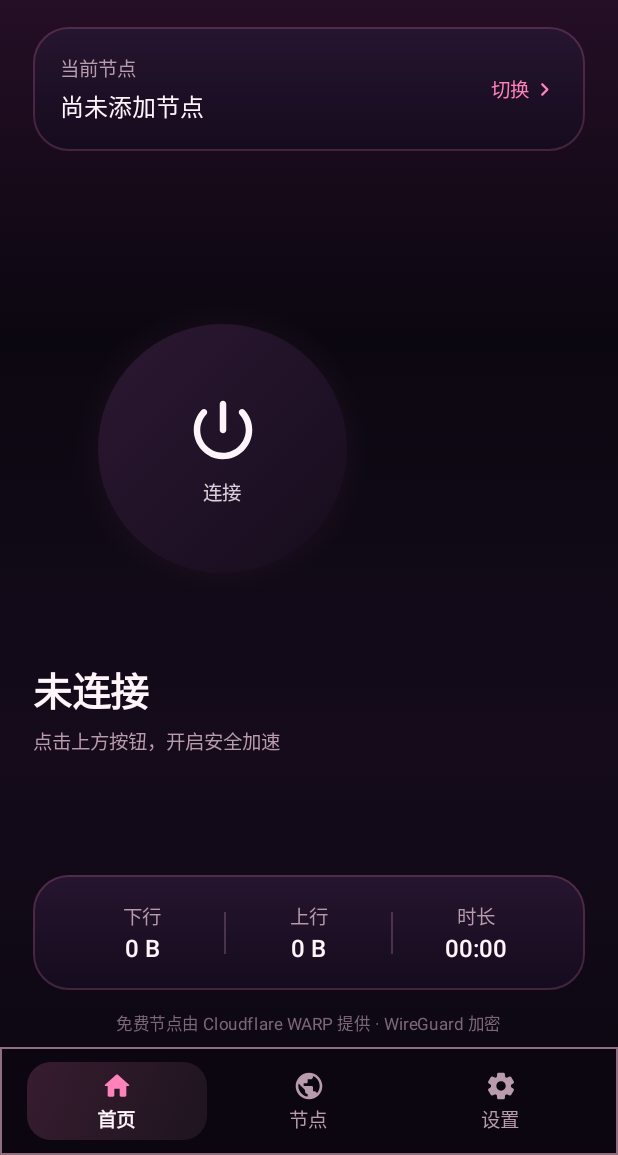
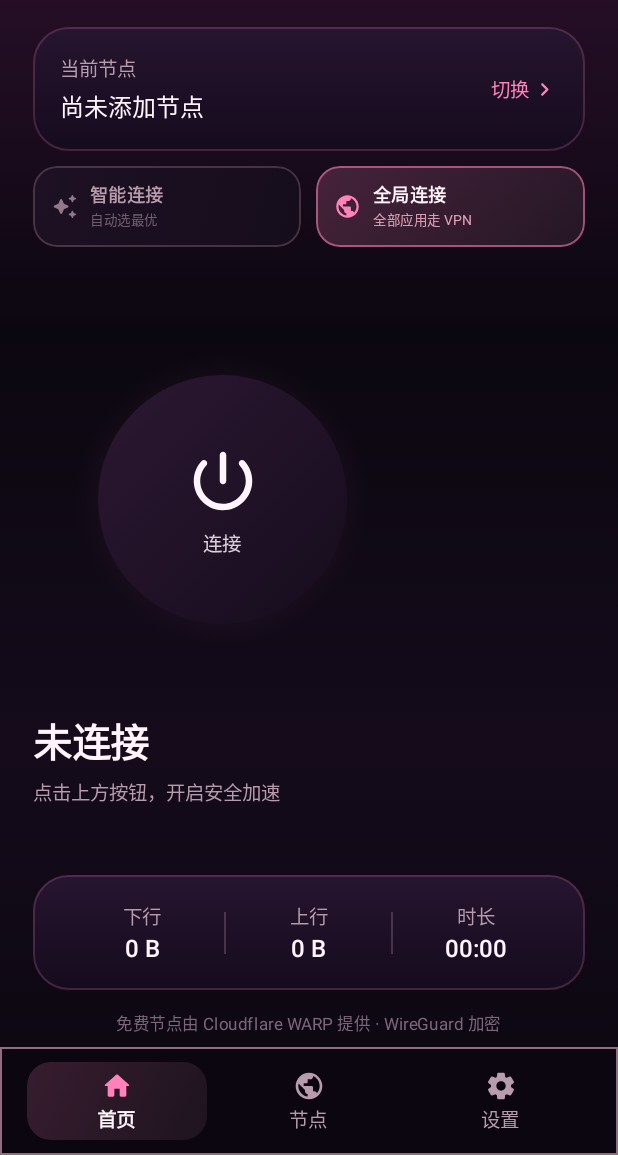
Before and after one commit to lm846802297-bit/swiftwind-accelerator, an Android app built with Jetpack Compose: the screen it shows after launch (MainActivity), on a phone screen of 412 x 824 dp, the part 81-1236 px from its top. Run offline under Robolectric (Android 15) with nearby library versions, the phone set to English and light mode, and no system bars; libraries missing offline, so code that uses them is left out: com.wireguard.android, com.wireguard.config, com.wireguard.crypto; 3 statements that could not run were skipped.

Commit message:
feat: 增加智能连接与全局连接模式

```diff
--- a/app/build.gradle.kts
+++ b/app/build.gradle.kts
@@ -20,8 +20,8 @@ android {
         applicationId = "com.swiftwind.accelerator"
         minSdk = 24
         targetSdk = 34
-        versionCode = 2
-        versionName = "1.1.0"
+        versionCode = 3
+        versionName = "1.2.0"
 
         vectorDrawables { useSupportLibrary = true }
     }
--- /dev/null
+++ b/app/src/main/java/com/swiftwind/accelerator/data/ConnectionMode.kt
@@ -0,0 +1,13 @@
+package com.swiftwind.accelerator.data
+
+/**
+ * 连接方式：
+ * - SMART：连接前自动按体检健康度和质量分选线路；
+ * - GLOBAL：使用用户当前选中的节点，全部应用流量都走 VPN。
+ *
+ * 两种方式共用同一个 WireGuard 隧道和全局路由；区别在选线策略，而不是额外的分流规则。
+ */
+enum class ConnectionMode {
+    SMART,
+    GLOBAL
+}
--- a/app/src/main/java/com/swiftwind/accelerator/data/NodeStore.kt
+++ b/app/src/main/java/com/swiftwind/accelerator/data/NodeStore.kt
@@ -12,6 +12,7 @@ object NodeStore {
     private const val KEY_NODES = "nodes"
     private const val KEY_SELECTED = "selected_id"
     private const val KEY_HEALTH = "health_records"
+    private const val KEY_CONNECTION_MODE = "connection_mode"
 
     data class StoredHealth(
         val health: Map<String, NodeHealth> = emptyMap(),
@@ -39,6 +40,21 @@ object NodeStore {
         get() = prefs.getString(KEY_SELECTED, null)
         set(value) {
             prefs.edit().putString(KEY_SELECTED, value).apply()
+        }
+
+    /**
+     * 默认使用全局连接，保持升级前“所有应用走 VPN、使用当前节点”的行为。
+     * 智能连接只改变连接前的选线策略，不改变系统 VPN 的全局路由。
+     */
+    var connectionMode: ConnectionMode
+        get() = runCatching {
+            ConnectionMode.valueOf(
+                prefs.getString(KEY_CONNECTION_MODE, ConnectionMode.GLOBAL.name)
+                    ?: ConnectionMode.GLOBAL.name
+            )
+        }.getOrDefault(ConnectionMode.GLOBAL)
+        set(value) {
+            prefs.edit().putString(KEY_CONNECTION_MODE, value.name).apply()
         }
 
     /**
--- a/app/src/main/java/com/swiftwind/accelerator/ui/SwiftWindApp.kt
+++ b/app/src/main/java/com/swiftwind/accelerator/ui/SwiftWindApp.kt
@@ -71,7 +71,8 @@ fun SwiftWindApp(
                         0 -> HomeScreen(
                             ui = ui,
                             onToggle = onToggleConnection,
-                            onOpenNodes = { tab = 1 }
+                            onOpenNodes = { tab = 1 },
+                            onSelectMode = viewModel::setConnectionMode
                         )
                         1 -> NodesScreen(
                             ui = ui,
--- a/app/src/main/java/com/swiftwind/accelerator/ui/screens/HomeScreen.kt
+++ b/app/src/main/java/com/swiftwind/accelerator/ui/screens/HomeScreen.kt
@@ -8,6 +8,7 @@ import androidx.compose.animation.core.rememberInfiniteTransition
 import androidx.compose.animation.core.tween
 import androidx.compose.foundation.Canvas
 import androidx.compose.foundation.background
+import androidx.compose.foundation.border
 import androidx.compose.foundation.clickable
 import androidx.compose.foundation.interaction.MutableInteractionSource
 import androidx.compose.foundation.layout.Arrangement
@@ -25,9 +26,11 @@ import androidx.compose.foundation.layout.width
 import androidx.compose.foundation.shape.CircleShape
 import androidx.compose.foundation.shape.RoundedCornerShape
 import androidx.compose.material.icons.Icons
+import androidx.compose.material.icons.rounded.AutoAwesome
 import androidx.compose.material.icons.rounded.ChevronRight
 import androidx.compose.material.icons.rounded.LocalFlorist
 import androidx.compose.material.icons.rounded.PowerSettingsNew
+import androidx.compose.material.icons.rounded.Public
 import androidx.compose.material3.Icon
 import androidx.compose.material3.MaterialTheme
 import androidx.compose.material3.Text
@@ -40,12 +43,14 @@ import androidx.compose.ui.draw.clip
 import androidx.compose.ui.graphics.Brush
 import androidx.compose.ui.graphics.Color
 import androidx.compose.ui.graphics.drawscope.Stroke
+import androidx.compose.ui.graphics.vector.ImageVector
 import androidx.compose.ui.res.stringResource
 import androidx.compose.ui.text.font.FontWeight
 import androidx.compose.ui.text.style.TextOverflow
 import androidx.compose.ui.unit.dp
 import androidx.compose.ui.unit.sp
 import com.swiftwind.accelerator.R
+import com.swiftwind.accelerator.data.ConnectionMode
 import com.swiftwind.accelerator.data.EgressRegion
 import com.swiftwind.accelerator.data.Node
 import com.swiftwind.accelerator.ui.GlassCard
@@ -68,7 +73,8 @@ import com.swiftwind.accelerator.vpn.VpnState
 fun HomeScreen(
     ui: UiState,
     onToggle: () -> Unit,
-    onOpenNodes: () -> Unit
+    onOpenNodes: () -> Unit,
+    onSelectMode: (ConnectionMode) -> Unit
 ) {
     Column(
         Modifier
@@ -87,6 +93,14 @@ fun HomeScreen(
                 ui.regionVerifiedId != null &&
                 ui.regionVerifiedId == ui.selectedNode?.id,
             onClick = onOpenNodes
+        )
+        Spacer(Modifier.height(10.dp))
+        ConnectionModeRow(
+            mode = ui.connectionMode,
+            enabled = !ui.busy &&
+                ui.vpnState !is VpnState.Connecting &&
+                ui.vpnState !is VpnState.Disconnecting,
+            onSelect = onSelectMode
         )
         Spacer(Modifier.weight(0.9f))
         ConnectOrb(
@@ -255,6 +269,91 @@ private fun NodeSelector(
 }
 
 @Composable
+private fun ConnectionModeRow(
+    mode: ConnectionMode,
+    enabled: Boolean,
+    onSelect: (ConnectionMode) -> Unit
+) {
+    Row(
+        modifier = Modifier.fillMaxWidth(),
+        horizontalArrangement = Arrangement.spacedBy(10.dp)
+    ) {
+        ConnectionModeCard(
+            modifier = Modifier.weight(1f),
+            selected = mode == ConnectionMode.SMART,
+            enabled = enabled,
+            icon = Icons.Rounded.AutoAwesome,
+            title = "智能连接",
+            subtitle = "自动选最优",
+            onClick = { onSelect(ConnectionMode.SMART) }
+        )
+        ConnectionModeCard(
+            modifier = Modifier.weight(1f),
+            selected = mode == ConnectionMode.GLOBAL,
+            enabled = enabled,
+            icon = Icons.Rounded.Public,
+            title = "全局连接",
+            subtitle = "全部应用走 VPN",
+            onClick = { onSelect(ConnectionMode.GLOBAL) }
+        )
+    }
+}
+
+@Composable
+private fun ConnectionModeCard(
+    modifier: Modifier,
+    selected: Boolean,
+    enabled: Boolean,
+    icon: ImageVector,
+    title: String,
+    subtitle: String,
+    onClick: () -> Unit
+) {
+    val shape = RoundedCornerShape(16.dp)
+    val background = if (selected) {
+        Brush.linearGradient(listOf(Pink.copy(alpha = 0.20f), Rose.copy(alpha = 0.08f)))
+    } else {
+        Brush.linearGradient(listOf(Color(0xFF1D1123), Color(0xFF160D1C)))
+    }
+    Row(
+        modifier = modifier
+            .clip(shape)
+            .background(background)
+            .border(
+                width = 1.dp,
+                color = if (selected) Pink.copy(alpha = 0.55f) else Stroke,
+                shape = shape
+            )
+            .clickable(enabled = enabled, onClick = onClick)
+            .padding(horizontal = 12.dp, vertical = 10.dp),
+        verticalAlignment = Alignment.CenterVertically
+    ) {
+        Icon(
+            icon,
+            contentDescription = null,
+            tint = if (selected) Pink else TextSecondary.copy(alpha = 0.75f),
+            modifier = Modifier.size(18.dp)
+        )
+        Column(Modifier.padding(start = 8.dp)) {
+            Text(
+                title,
+                style = MaterialTheme.typography.labelLarge.copy(fontSize = 12.sp),
+                color = if (selected) TextPrimary else TextSecondary,
+                fontWeight = FontWeight.SemiBold,
+                maxLines = 1
+            )
+            Text(
+                subtitle,
+                style = MaterialTheme.typography.bodySmall.copy(fontSize = 9.sp),
+                color = if (selected) Rose.copy(alpha = 0.85f) else TextSecondary.copy(alpha = 0.58f),
+                maxLines = 1,
+                overflow = TextOverflow.Ellipsis
+            )
+        }
+    }
+}
+
+@Composable
 private fun ConnectOrb(state: VpnState, enabled: Boolean, onClick: () -> Unit) {
     val active = state is VpnState.Connected || state is VpnState.Connecting
     val interactionSource = remember { MutableInteractionSource() }
```
Also changed, not shown: app/src/main/java/com/swiftwind/accelerator/ui/screens/SettingsScreen.kt (+15 -0 lines), app/src/main/java/com/swiftwind/accelerator/viewmodel/AppViewModel.kt (+63 -4 lines), app/src/main/java/com/swiftwind/accelerator/vpn/SmartNodePicker.kt (added, +44 -0 lines), 2 other files.
